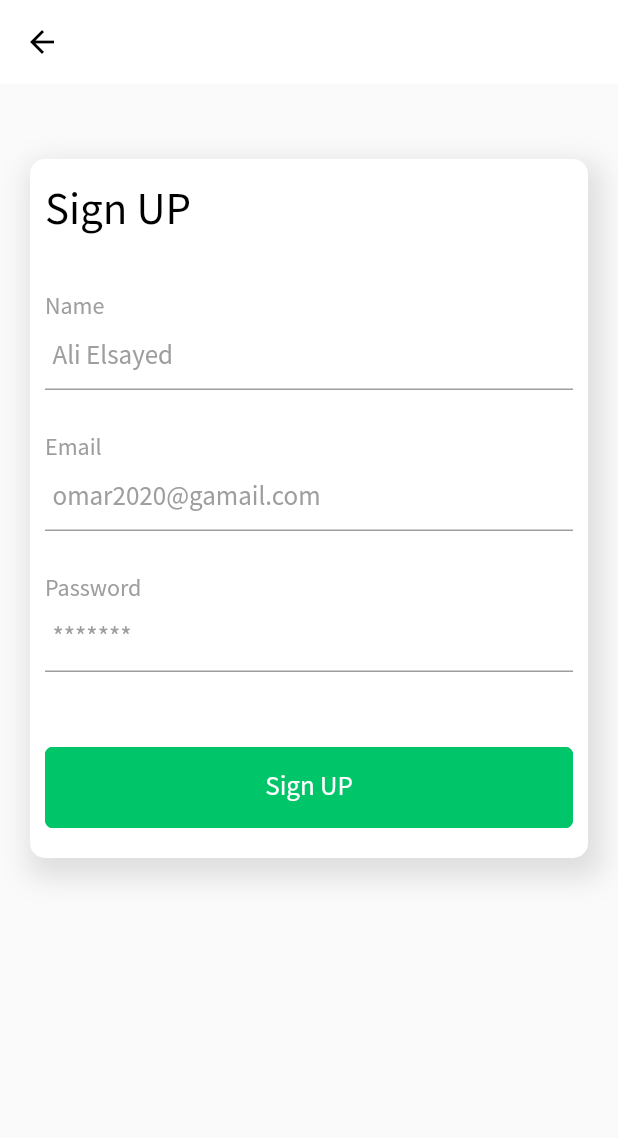
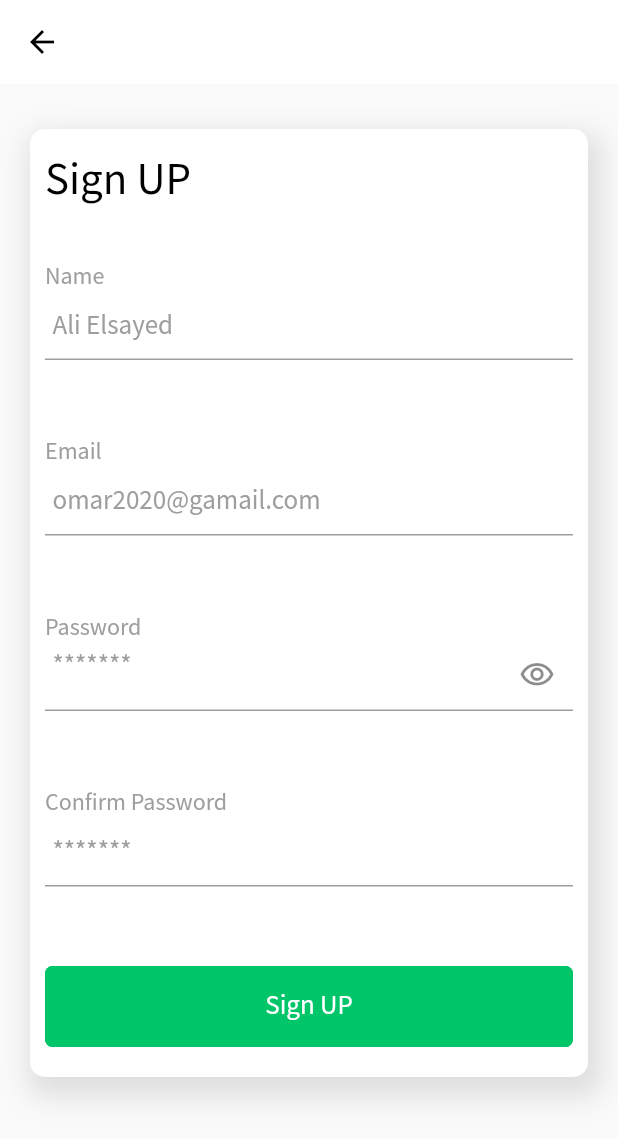
Before and after one commit to AliiElsayed/Ecommerce, a Flutter app: the screen it shows after launch, after a tap on "Sign UP", on a phone screen of 412 x 824 dp. Shown: the top 1138 px of the screen. Run offline on Flutter 3.47's test engine with Material 2 defaults, Android fonts, the phone set to English and light mode, and no system bars; our stand-ins replace cloud_firestore, firebase_auth, firebase_core, flutter_slidable, flutter_svg, get and 3 more; missing offline and left inert: flutter_facebook_login, status_change; accounts and stored records are empty.

Commit message:
edit some log in issues

```diff
--- a/lib/view/auth/login_screen.dart
+++ b/lib/view/auth/login_screen.dart
@@ -23,7 +23,7 @@ class LoginScreen extends GetWidget<AuthController> {
       body: SingleChildScrollView(
         child: Padding(
           padding:
-              EdgeInsets.only(top: 50.0, left: 20.0, right: 20.0, bottom: 20.0),
+              EdgeInsets.only(top: 40.0, left: 20.0, right: 20.0, bottom: 20.0),
           child: Column(
             children: [
               Form(
@@ -85,8 +85,12 @@ class LoginScreen extends GetWidget<AuthController> {
                           controller.email = value;
                         },
                         validate: (value) {
-                          if (value == null) {
-                            print('Error');
+                          if (value == '') {
+                            return 'Please enter Email';
+                          }
+                          if (!RegExp("^[a-zA-Z0-9+_.-]+@[a-zA-Z0-9.-]+.[a-z]")
+                              .hasMatch(value)) {
+                            return 'Please Enter a valid Email';
                           }
                         },
                       ),
@@ -96,12 +100,13 @@ class LoginScreen extends GetWidget<AuthController> {
                       CustomTextFormField(
                         titleText: 'Password',
                         hint: '*******',
+                        hidePassword: true,
                         onSave: (value) {
                           controller.password = value;
                         },
                         validate: (value) {
-                          if (value == null) {
-                            print('Error');
+                          if (value == '') {
+                            return 'Please Enter Password ';
                           }
                         },
                       ),
--- a/lib/view/auth/register_screen.dart
+++ b/lib/view/auth/register_screen.dart
@@ -15,7 +15,7 @@ class RegisterScreen extends GetWidget<AuthController> {
         elevation: 0.0,
         backgroundColor: Colors.white,
         leading: GestureDetector(
-          onTap: (){
+          onTap: () {
             Get.back();
           },
           child: Icon(
@@ -27,7 +27,7 @@ class RegisterScreen extends GetWidget<AuthController> {
       body: SingleChildScrollView(
         child: Padding(
           padding:
-              EdgeInsets.only(top: 50.0, left: 20.0, right: 20.0, bottom: 20.0),
+              EdgeInsets.only(top: 30.0, left: 20.0, right: 20.0, bottom: 20.0),
           child: Column(
             children: [
               Form(
@@ -64,8 +64,8 @@ class RegisterScreen extends GetWidget<AuthController> {
                           controller.name = value;
                         },
                         validate: (value) {
-                          if (value == null) {
-                            print('Error');
+                          if (value == '') {
+                            return 'Please enter name';
                           }
                         },
                       ),
@@ -79,8 +79,12 @@ class RegisterScreen extends GetWidget<AuthController> {
                           controller.email = value;
                         },
                         validate: (value) {
-                          if (value == null) {
-                            print('Error');
+                          if (value == '') {
+                            return 'Please enter Email';
+                          }
+                          if (!RegExp("^[a-zA-Z0-9+_.-]+@[a-zA-Z0-9.-]+.[a-z]")
+                              .hasMatch(value)) {
+                            return 'Please Enter a valid Email';
                           }
                         },
                       ),
@@ -90,17 +94,37 @@ class RegisterScreen extends GetWidget<AuthController> {
                       CustomTextFormField(
                         titleText: 'Password',
                         hint: '*******',
+                        hidePassword: true,
                         onSave: (value) {
                           controller.password = value;
                         },
                         validate: (value) {
-                          if (value == null) {
-                            print('Error');
+                          if (value == '') {
+                            return 'Please enter Password';
                           }
                         },
                       ),
                       SizedBox(
-                        height: 50.0,
+                        height: 30.0,
+                      ),
+                      CustomTextFormField(
+                        titleText: 'Confirm Password',
+                        hint: '*******',
+                        hidePassword: true,
+                        onSave: (value) {
+                          controller.confirmedPassword = value;
+                        },
+                        validate: (value) {
+                          if (value == '') {
+                            return 'Re_enter your password';
+                          }
+                          if (controller.password != controller.confirmedPassword) {
+                            return ' Password does n\'t match';
+                          }
+                        },
+                      ),
+                      SizedBox(
+                        height: 30.0,
                       ),
                       CustomButton(
                         btnText: 'Sign UP',
--- a/lib/view/widgets/custom_product_viewer.dart
+++ b/lib/view/widgets/custom_product_viewer.dart
@@ -19,7 +19,6 @@ class CustomProductViewer extends StatelessWidget {
         ));
       },
       child: Container(
-        //color: Colors.red,
         height: 300.0,
         width: 175.0,
         child: Column(
--- a/lib/view/widgets/custom_text_form_field.dart
+++ b/lib/view/widgets/custom_text_form_field.dart
@@ -2,35 +2,58 @@ import 'package:flutter/cupertino.dart';
 import 'package:flutter/material.dart';
 import 'custom_text.dart';
 
-class CustomTextFormField extends StatelessWidget {
+class CustomTextFormField extends StatefulWidget {
   final String titleText;
   final String hint;
   final Function validate;
   final Function onSave;
   final Color hintColor;
+  //final bool hidePassword;
+  bool hidePassword;
 
-  CustomTextFormField(
-      {this.titleText, this.validate, this.onSave, this.hint, this.hintColor=Colors.grey,});
+  CustomTextFormField({
+    this.titleText,
+    this.validate,
+    this.onSave,
+    this.hint,
+    this.hintColor = Colors.grey,
+    this.hidePassword = false,
+  });
+
+  @override
+  _CustomTextFormFieldState createState() => _CustomTextFormFieldState();
+}
+
+class _CustomTextFormFieldState extends State<CustomTextFormField> {
   @override
   Widget build(BuildContext context) {
     return Column(
       children: [
         CustomText(
-          text: titleText,
+          text: widget.titleText,
           fontColor: Colors.grey,
           size: 16.0,
           alignment: Alignment.topLeft,
         ),
         TextFormField(
-          validator: validate,
-          onSaved: onSave,
+          validator: widget.validate,
+          onSaved: widget.onSave,
+          obscureText: widget.hidePassword,
           decoration: InputDecoration(
+            helperText: '',
             contentPadding: EdgeInsets.all(5.0),
-            hintText: hint,
-            hintStyle: TextStyle(
-              color: hintColor,
-              fontSize: 18.0
-            ),
+            hintText: widget.hint,
+            hintStyle: TextStyle(color: widget.hintColor, fontSize: 18.0),
+            suffixIcon: widget.titleText == 'Password'? IconButton(
+              icon: widget.hidePassword
+                  ? Icon(Icons.visibility_outlined)
+                  : Icon(Icons.visibility_off_outlined),
+              onPressed: () {
+                setState(() {
+                  widget.hidePassword = !widget.hidePassword ;
+                });
+              },
+            ):null,
             // labelText: 'Email',
             // labelStyle: TextStyle(color: Colors.grey),
           ),
--- a/lib/view_model/auth_controller.dart
+++ b/lib/view_model/auth_controller.dart
@@ -17,7 +17,8 @@ class AuthController extends GetxController {
   Rx<User> _user = Rx<User>();
   String get user => _user.value?.email;
 
-  String email, password, name;
+  String email, password, name, confirmedPassword;
+  bool hidePassword = false;
 
   @override
   void onInit() {
--- a/lib/view_model/checkout_controller.dart
+++ b/lib/view_model/checkout_controller.dart
@@ -1,4 +1,3 @@
-import 'package:e_commerce/view/cart_screen.dart';
 import 'package:e_commerce/view/control_view.dart';
 import 'package:e_commerce/view_model/cart_controller.dart';
 import 'package:flutter/material.dart';
```
Also changed, not shown: lib/view/category_details.dart (+5 -5 lines).
